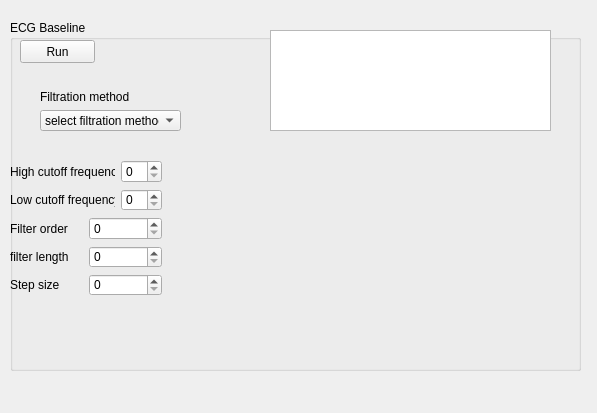
Before: the Qt Designer form EcgApplicationCore/View/ecgbaseline_gui.ui in KuleszIB/EcgAppCore, drawn with Qt 5.
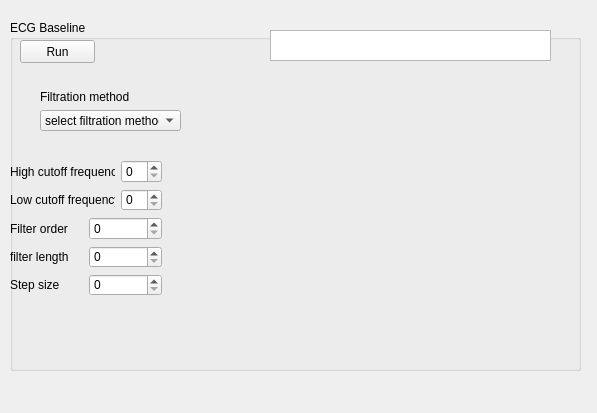
After: the same form once the commit is applied.

Patch:
```diff
--- a/EcgApplicationCore/View/ecgbaseline_gui.ui
+++ b/EcgApplicationCore/View/ecgbaseline_gui.ui
@@ -112,7 +112,7 @@
       <x>260</x>
       <y>10</y>
       <width>281</width>
-      <height>101</height>
+      <height>31</height>
      </rect>
     </property>
    </widget>
@@ -201,10 +201,10 @@
    <widget class="QWidget" name="ecgPlot" native="true">
     <property name="geometry">
      <rect>
-      <x>200</x>
-      <y>130</y>
-      <width>351</width>
-      <height>151</height>
+      <x>180</x>
+      <y>50</y>
+      <width>391</width>
+      <height>171</height>
      </rect>
     </property>
    </widget>
```
